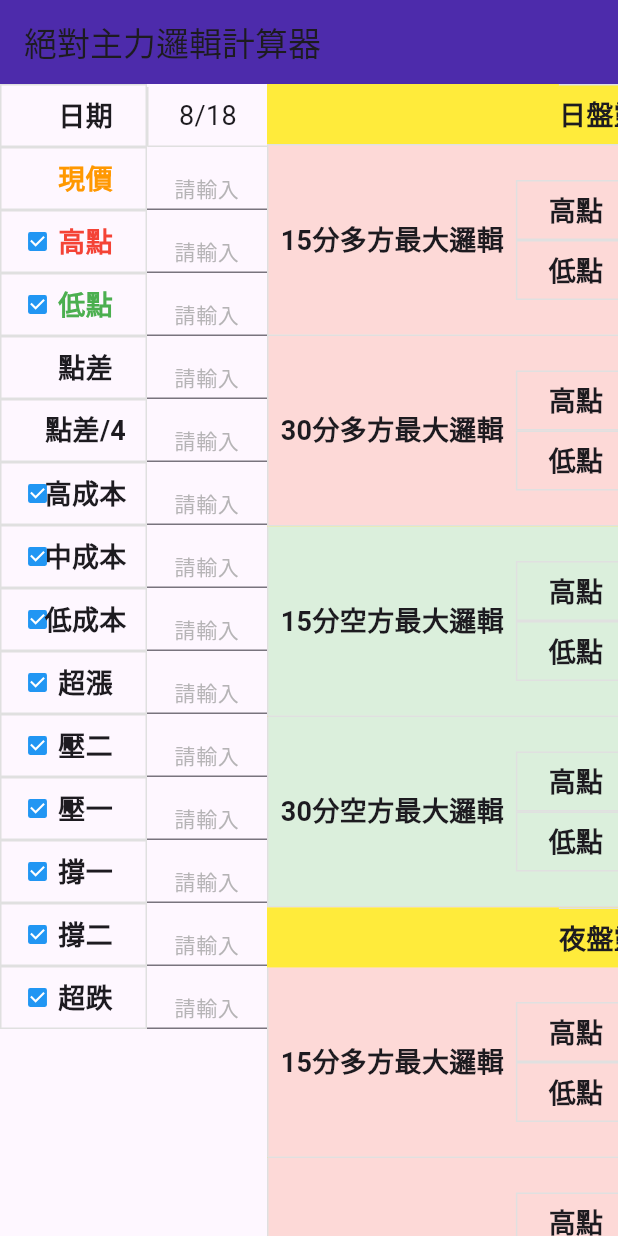
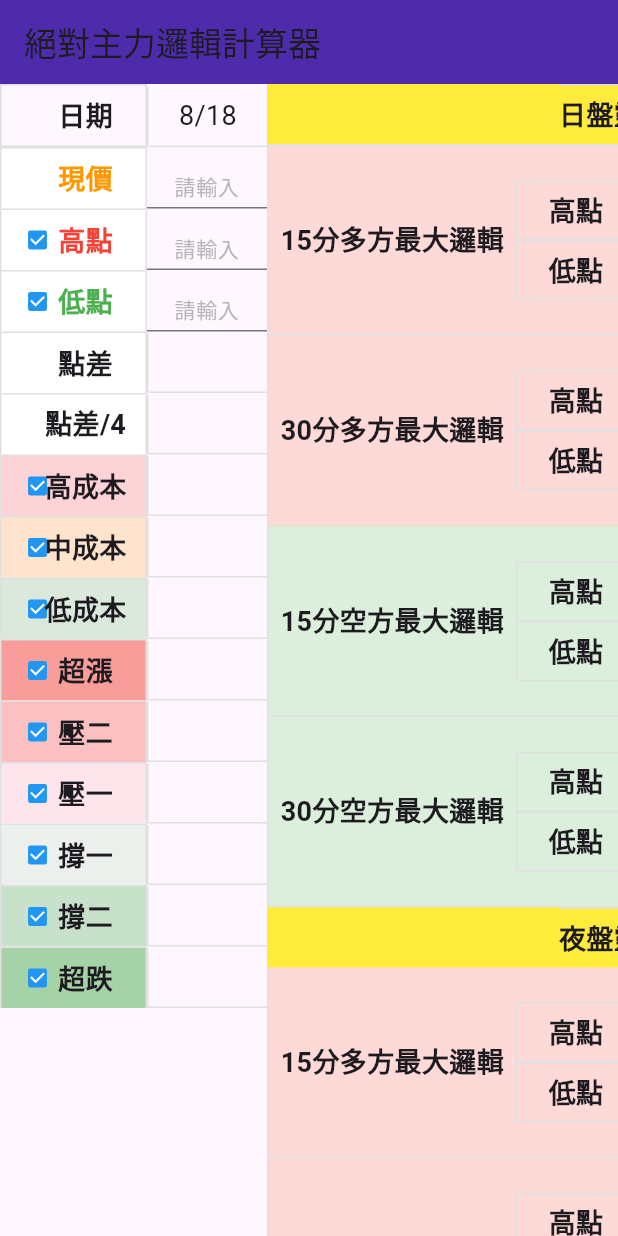
Before and after one commit to zyzdev/dominant_player, a Flutter app: the screen it shows after launch, on a phone screen of 412 x 824 dp. Run offline on Flutter 3.47's test engine with Material 3 defaults, Android fonts, the phone set to English and light mode, and no system bars; our stand-ins replace copy_with_extension, flutter_riverpod, shared_preferences.

Commit message:
調整畫面錯誤

```diff
--- a/lib/main.dart
+++ b/lib/main.dart
@@ -108,9 +108,22 @@ class _MyAppState extends ConsumerState {
                 },
                 child: Container(
                   decoration: BoxDecoration(
-                      border: Border.all(
-                    color: Colors.grey.shade300,
-                    width: 1,
+                      color: e.key == KeyValue.current ||
+                              e.key == KeyValue.high ||
+                              e.key == KeyValue.low ||
+                              e.key == KeyValue.range ||
+                              e.key == KeyValue.rangeDiv4
+                          ? Colors.white
+                          : e.key.bg,
+                      border: e == _mainNotifier.spyValues.last
+                          ? Border.all(color: Colors.grey.shade300, width: 1)
+                          : Border(
+                              top: BorderSide(
+                                  color: Colors.grey.shade300, width: 1),
+                              left: BorderSide(
+                                  color: Colors.grey.shade300, width: 1),
+                              right: BorderSide(
+                                  color: Colors.grey.shade300, width: 1),
                             )),
                   child: Stack(
                     children: [
@@ -138,7 +151,10 @@ class _MyAppState extends ConsumerState {
                   ),
                 ),
               ),
-              textField(e.value, (value) {
+              e.key == KeyValue.current ||
+                      e.key == KeyValue.high ||
+                      e.key == KeyValue.low
+                  ? textField(e.value, (value) {
                       if (e.key == KeyValue.current) {
                         _mainNotifier.current = value;
                       } else if (e.key == KeyValue.high) {
@@ -146,7 +162,8 @@ class _MyAppState extends ConsumerState {
                       } else if (e.key == KeyValue.low) {
                         _mainNotifier.low = value;
                       }
-              }),
+                    })
+                  : info(e.value),
             ],
           );
         })
@@ -299,15 +316,20 @@ class _MyAppState extends ConsumerState {
                 int index = _mainNotifier.keyValues.indexWhere(
                   (element) => element.key == e.key,
                 );
-                num valueDis =
-                    e.value - _mainNotifier.keyValues[indexOfCurrent].value;
+                num valueDis = indexOfCurrent == -1
+                    ? 0
+                    : e.value - _mainNotifier.keyValues[indexOfCurrent].value;
                 int indexDis = indexOfCurrent - index;
-                Color noticeBg = indexDis == 0
+                Color noticeBg = indexOfCurrent == -1
+                    ? Colors.transparent
+                    : indexDis == 0
                         ? noteColor.withOpacity(0.5)
                         : indexDis.abs() < 4
                             ? indexDis > 0
-                            ? winColor.withOpacity(0.4 - indexDis.abs() * 0.1)
-                            : loseColor.withOpacity(0.4 - indexDis.abs() * 0.1)
+                                ? winColor
+                                    .withOpacity(0.4 - indexDis.abs() * 0.1)
+                                : loseColor
+                                    .withOpacity(0.4 - indexDis.abs() * 0.1)
                             : Colors.transparent;
 
                 Widget content = Row(
@@ -353,7 +375,7 @@ class _MyAppState extends ConsumerState {
                               ),
                             )
                           : info(
-                              '${valueDis! > 0 ? '+' : ''}$valueDis',
+                              '${valueDis > 0 ? '+' : ''}$valueDis',
                               color: valueDis > 0
                                   ? winColor
                                   : valueDis < 0
```
Lines whose indentation alone changed are shown as unchanged.
